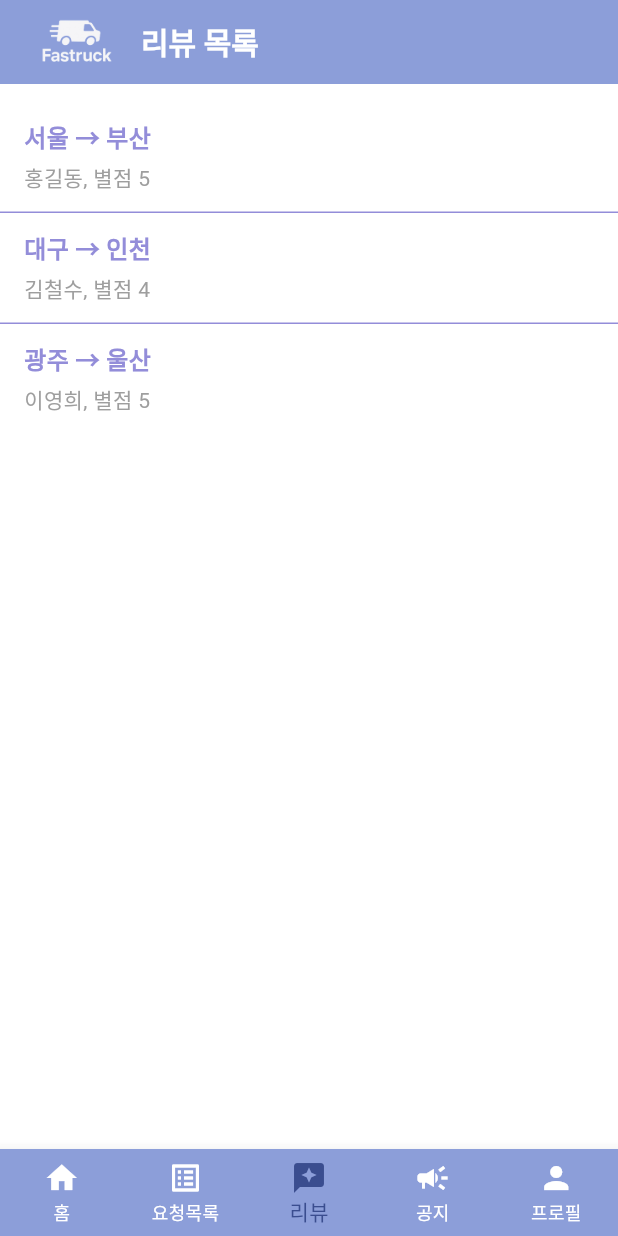
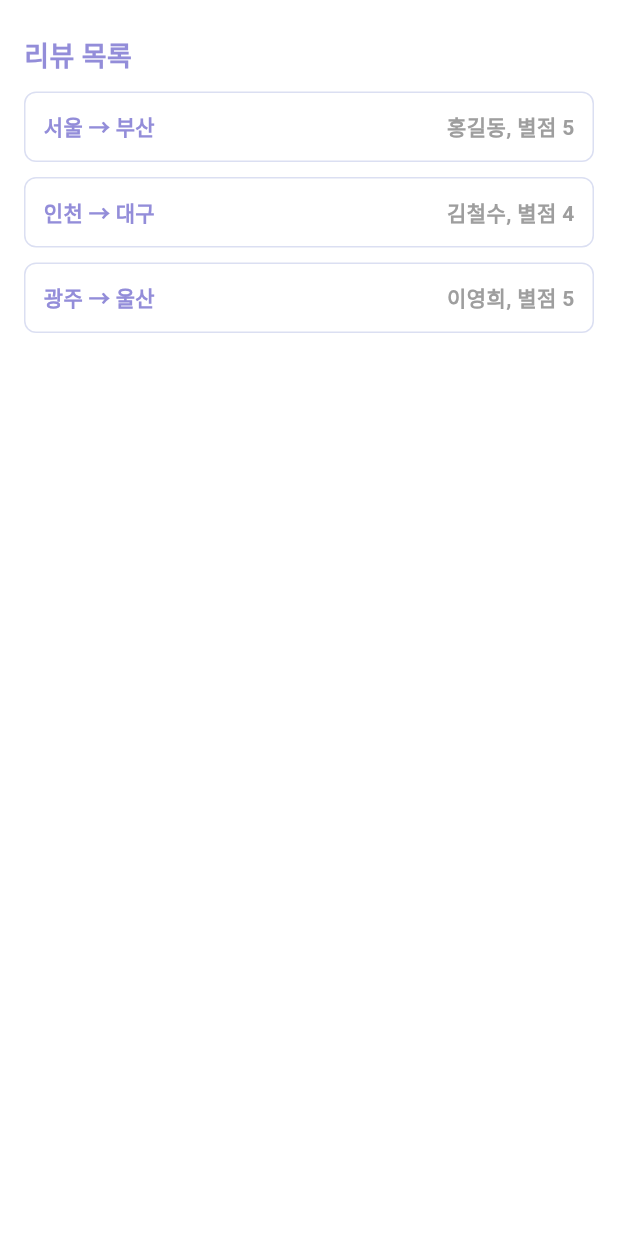
Before and after one commit to shiroHSG/Fastruck, a Flutter app: the ShipperReviewPage screen opened by its route, on a phone screen of 412 x 824 dp. Run offline on Flutter 3.47's test engine with Material 3 defaults, Android fonts, the light colour scheme and no system bars; our stand-ins replace shared_preferences, table_calendar; accounts and stored records are empty; Roboto replaces fonts that are missing (GowunGothic).

Commit message:
update shipper_review

```diff
--- a/src/main/flutter_app/lib/shppier/shipper_review/shipper_review.dart
+++ b/src/main/flutter_app/lib/shppier/shipper_review/shipper_review.dart
@@ -1,7 +1,6 @@
 import 'package:flutter/material.dart';
 import '../../../app_theme.dart';
-import '../../../widgets/custom_app_bar.dart';
-import '../../../widgets/custom_bottom_bar.dart';
+import 'shipper_review_ui.dart';
 
 class ShipperReviewPage extends StatefulWidget {
   const ShipperReviewPage({super.key});
@@ -11,94 +10,42 @@ class ShipperReviewPage extends StatefulWidget {
 }
 
 class _ShipperReviewPageState extends State<ShipperReviewPage> {
-  int _selectedIndex = 2; // 리뷰 탭 인덱스
+  int _selectedIndex = 2;
 
   final List<Map<String, String>> reviewList = [
     {
-      'route': '서울 → 부산',
+      'from': '서울',
+      'to': '부산',
       'driver': '홍길동, 별점 5',
     },
     {
-      'route': '대구 → 인천',
+      'from': '인천',
+      'to': '대구',
       'driver': '김철수, 별점 4',
     },
     {
-      'route': '광주 → 울산',
+      'from': '광주',
+      'to': '울산',
       'driver': '이영희, 별점 5',
     },
   ];
 
   void _onItemTapped(int index) {
-    if (index == _selectedIndex) return; // 현재 탭이면 아무 동작 X
-
     setState(() {
       _selectedIndex = index;
     });
 
-    // 탭에 따라 라우팅 처리
-    switch (index) {
-      case 0:
-        Navigator.pushReplacementNamed(context, '/shipper_home');
-        break;
-      case 1:
-        Navigator.pushReplacementNamed(context, '/shipper_request');
-        break;
-      case 2:
-      // 현재 페이지 (리뷰) - 이동 X
-        break;
-      case 3:
-        Navigator.pushReplacementNamed(context, '/shipper_notice');
-        break;
-      case 4:
-        Navigator.pushReplacementNamed(context, '/shipper_profile');
-        break;
-    }
+    // 라우트 이동은 추후 필요시 추가
   }
 
   @override
   Widget build(BuildContext context) {
     return Scaffold(
       backgroundColor: AppColors.white,
-      appBar: const CustomAppBar(title: '리뷰 목록'),
-      body: ListView.separated(
-        itemCount: reviewList.length,
-        padding: const EdgeInsets.symmetric(vertical: 12),
-        separatorBuilder: (_, __) => const Divider(
-          color: AppColors.point,
-          thickness: 1,
-          height: 1,
-        ),
-        itemBuilder: (context, index) {
-          final item = reviewList[index];
-          return Padding(
-            padding: const EdgeInsets.symmetric(horizontal: 16, vertical: 12),
-            child: Column(
-              crossAxisAlignment: CrossAxisAlignment.start,
-              children: [
-                Text(
-                  item['route'] ?? '',
-                  style: const TextStyle(
-                    color: AppColors.point,
-                    fontWeight: FontWeight.bold,
-                    fontSize: 16,
-                  ),
-                ),
-                const SizedBox(height: 4),
-                Text(
-                  item['driver'] ?? '',
-                  style: const TextStyle(
-                    color: Colors.grey,
-                    fontSize: 14,
-                  ),
-                ),
-              ],
-            ),
-          );
-        },
-      ),
-      bottomNavigationBar: CustomBottomNavigationBar(
-        currentIndex: _selectedIndex,
-        onTap: _onItemTapped,
+      body: ShipperReviewUI(
+        reviewList: reviewList,
+        selectedIndex: _selectedIndex,
+        onItemTapped: _onItemTapped,
       ),
     );
   }
--- /dev/null
+++ b/src/main/flutter_app/lib/shppier/shipper_review/shipper_review_ui.dart
@@ -0,0 +1,83 @@
+import 'package:flutter/material.dart';
+import '../../../app_theme.dart';
+
+class ShipperReviewUI extends StatelessWidget {
+  final List<Map<String, String>> reviewList;
+  final int selectedIndex;
+  final Function(int) onItemTapped;
+  final Function(int index)? onReviewTap; // ✨ 탭 콜백 추가
+
+  const ShipperReviewUI({
+    super.key,
+    required this.reviewList,
+    required this.selectedIndex,
+    required this.onItemTapped,
+    this.onReviewTap,
+  });
+
+  @override
+  Widget build(BuildContext context) {
+    return Column(
+      crossAxisAlignment: CrossAxisAlignment.start,
+      children: [
+        const SizedBox(height: 24),
+        const Padding(
+          padding: EdgeInsets.symmetric(horizontal: 16),
+          child: Text(
+            '리뷰 목록',
+            style: TextStyle(
+              fontSize: 18,
+              fontWeight: FontWeight.bold,
+              color: AppColors.point,
+            ),
+          ),
+        ),
+        const SizedBox(height: 10),
+        Expanded(
+          child: ListView.separated(
+            itemCount: reviewList.length,
+            padding: const EdgeInsets.symmetric(horizontal: 16),
+            separatorBuilder: (_, __) => const SizedBox(height: 10),
+            itemBuilder: (context, index) {
+              final item = reviewList[index];
+              return InkWell(
+                onTap: () {
+                  if (onReviewTap != null) {
+                    onReviewTap!(index); // ✨ 눌렀을 때 외부로 전달
+                  }
+                },
+                borderRadius: BorderRadius.circular(8),
+                child: Container(
+                  decoration: BoxDecoration(
+                    border: Border.all(color: AppColors.base),
+                    borderRadius: BorderRadius.circular(8),
+                  ),
+                  padding: const EdgeInsets.all(12),
+                  child: Row(
+                    mainAxisAlignment: MainAxisAlignment.spaceBetween,
+                    children: [
+                      Text(
+                        '${item['from']} → ${item['to']}',
+                        style: const TextStyle(
+                          fontWeight: FontWeight.bold,
+                          color: AppColors.point,
+                        ),
+                      ),
+                      Text(
+                        item['driver'] ?? '',
+                        style: const TextStyle(
+                          color: Colors.grey,
+                          fontWeight: FontWeight.bold,
+                        ),
+                      ),
+                    ],
+                  ),
+                ),
+              );
+            },
+          ),
+        ),
+      ],
+    );
+  }
+}
```
